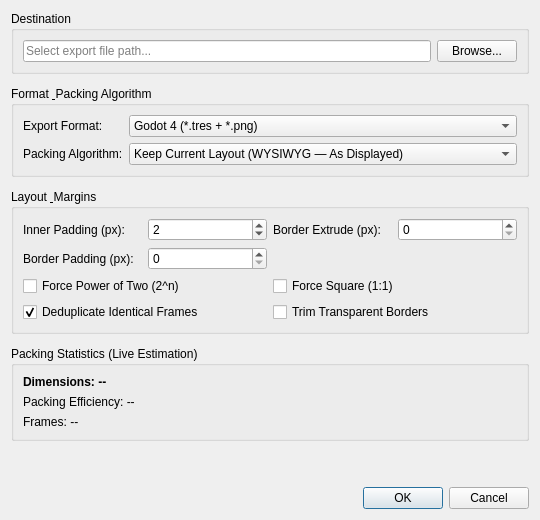
oktailb/BentoPack, file SpriteStudio/src/widgets/exportdialog.ui: the form before one commit.
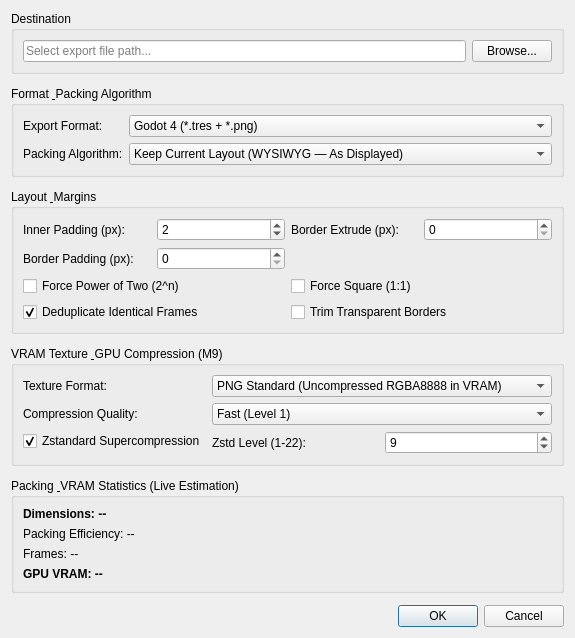
The form after the commit.

Commit message: feat (compression): implement VRAM formats exports for supported outputs + re-import

The edit to the form file:
```diff
--- a/SpriteStudio/src/widgets/exportdialog.ui
+++ b/SpriteStudio/src/widgets/exportdialog.ui
@@ -250,10 +250,111 @@
      </layout>
     </widget>
    </item>
+   <item>
+    <widget class="QGroupBox" name="grpVram">
+     <property name="title">
+      <string>VRAM Texture &amp; GPU Compression (M9)</string>
+     </property>
+     <layout class="QFormLayout" name="formLayoutVram">
+      <property name="fieldGrowthPolicy">
+       <enum>QFormLayout::AllNonFixedFieldsGrow</enum>
+      </property>
+      <item row="0" column="0">
+       <widget class="QLabel" name="lblTextureFormat">
+        <property name="text">
+         <string>Texture Format:</string>
+        </property>
+       </widget>
+      </item>
+      <item row="0" column="1">
+       <widget class="QComboBox" name="comboTextureFormat">
+        <item>
+         <property name="text">
+          <string>PNG Standard (Uncompressed RGBA8888 in VRAM)</string>
+         </property>
+        </item>
+        <item>
+         <property name="text">
+          <string>KTX2 Universal (UASTC 4x4 — Highest Pixel Art Fidelity)</string>
+         </property>
+        </item>
+        <item>
+         <property name="text">
+          <string>KTX2 Ultra-Compact (ETC1S — Smallest Size)</string>
+         </property>
+        </item>
+       </widget>
+      </item>
+      <item row="1" column="0">
+       <widget class="QLabel" name="lblVramQuality">
+        <property name="text">
+         <string>Compression Quality:</string>
+        </property>
+       </widget>
+      </item>
+      <item row="1" column="1">
+       <widget class="QComboBox" name="comboVramQuality">
+        <item>
+         <property name="text">
+          <string>Fast (Level 1)</string>
+         </property>
+        </item>
+        <item>
+         <property name="text">
+          <string>Normal (Level 2 - Recommended)</string>
+         </property>
+        </item>
+        <item>
+         <property name="text">
+          <string>High Quality (Level 3)</string>
+         </property>
+        </item>
+       </widget>
+      </item>
+      <item row="2" column="0">
+       <widget class="QCheckBox" name="chkZstd">
+        <property name="text">
+         <string>Zstandard Supercompression</string>
+        </property>
+        <property name="toolTip">
+         <string>Applies Zstandard lossless compression to KTX2 payload</string>
+        </property>
+        <property name="checked">
+         <bool>true</bool>
+        </property>
+       </widget>
+      </item>
+      <item row="2" column="1">
+       <layout class="QHBoxLayout" name="hLayoutZstd">
+        <item>
+         <widget class="QLabel" name="lblZstdLevel">
+          <property name="text">
+           <string>Zstd Level (1-22):</string>
+          </property>
+         </widget>
+        </item>
+        <item>
+         <widget class="QSpinBox" name="spinZstdLevel">
+          <property name="minimum">
+           <number>1</number>
+          </property>
+          <property name="maximum">
+           <number>22</number>
+          </property>
+          <property name="value">
+           <number>9</number>
+          </property>
+         </widget>
+        </item>
+       </layout>
+      </item>
+     </layout>
+    </widget>
+   </item>
    <item>
     <widget class="QGroupBox" name="grpStats">
      <property name="title">
-      <string>Packing Statistics (Live Estimation)</string>
+      <string>Packing &amp; VRAM Statistics (Live Estimation)</string>
      </property>
      <layout class="QVBoxLayout" name="verticalLayoutStats">
       <item>
@@ -282,6 +383,18 @@
         </property>
        </widget>
       </item>
+      <item>
+       <widget class="QLabel" name="lblVramSavings">
+        <property name="text">
+         <string>GPU VRAM: --</string>
+        </property>
+        <property name="font">
+         <font>
+          <bold>true</bold>
+         </font>
+        </property>
+       </widget>
+      </item>
      </layout>
     </widget>
    </item>
```
The commit also changes 26 other files.
